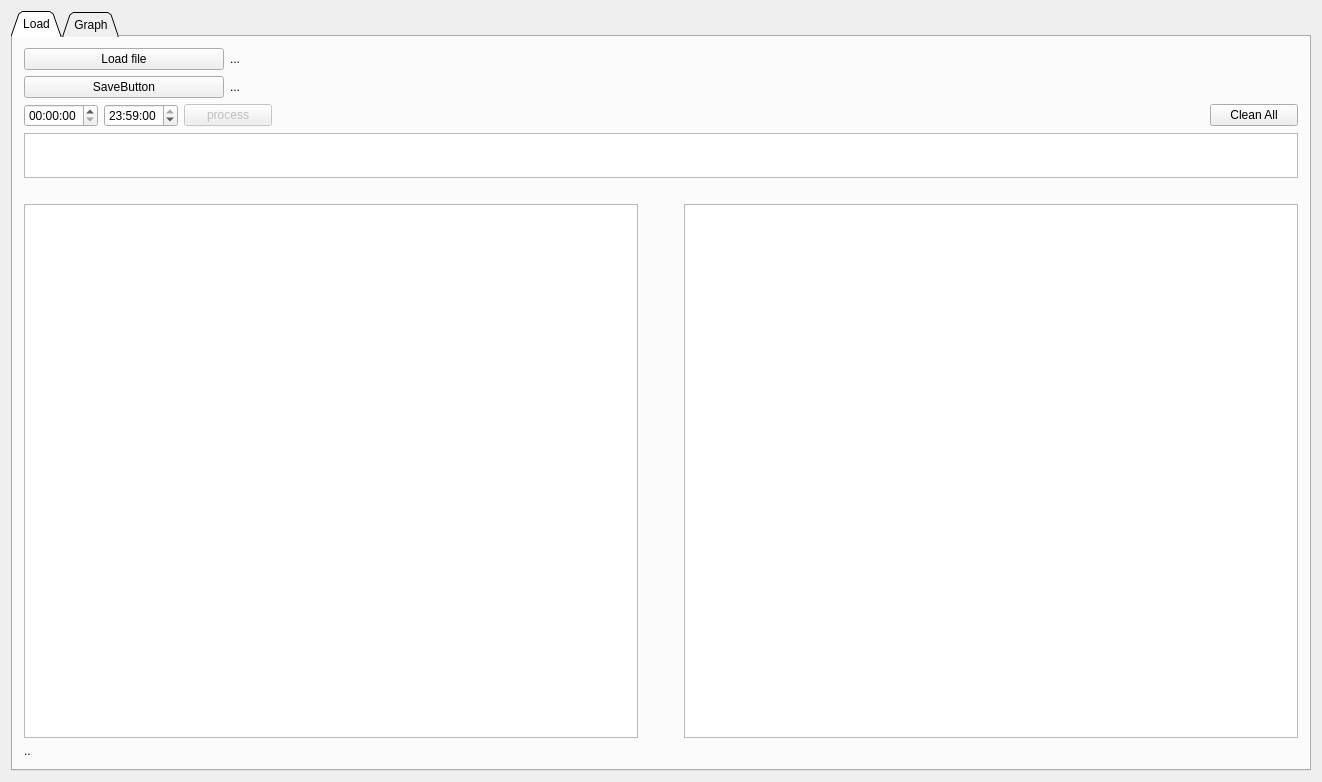
The window that QCustomPlot_Logs/mainwindow.ui (IvanPerletti/BugLot) describes before a commit, drawn with Qt 5.
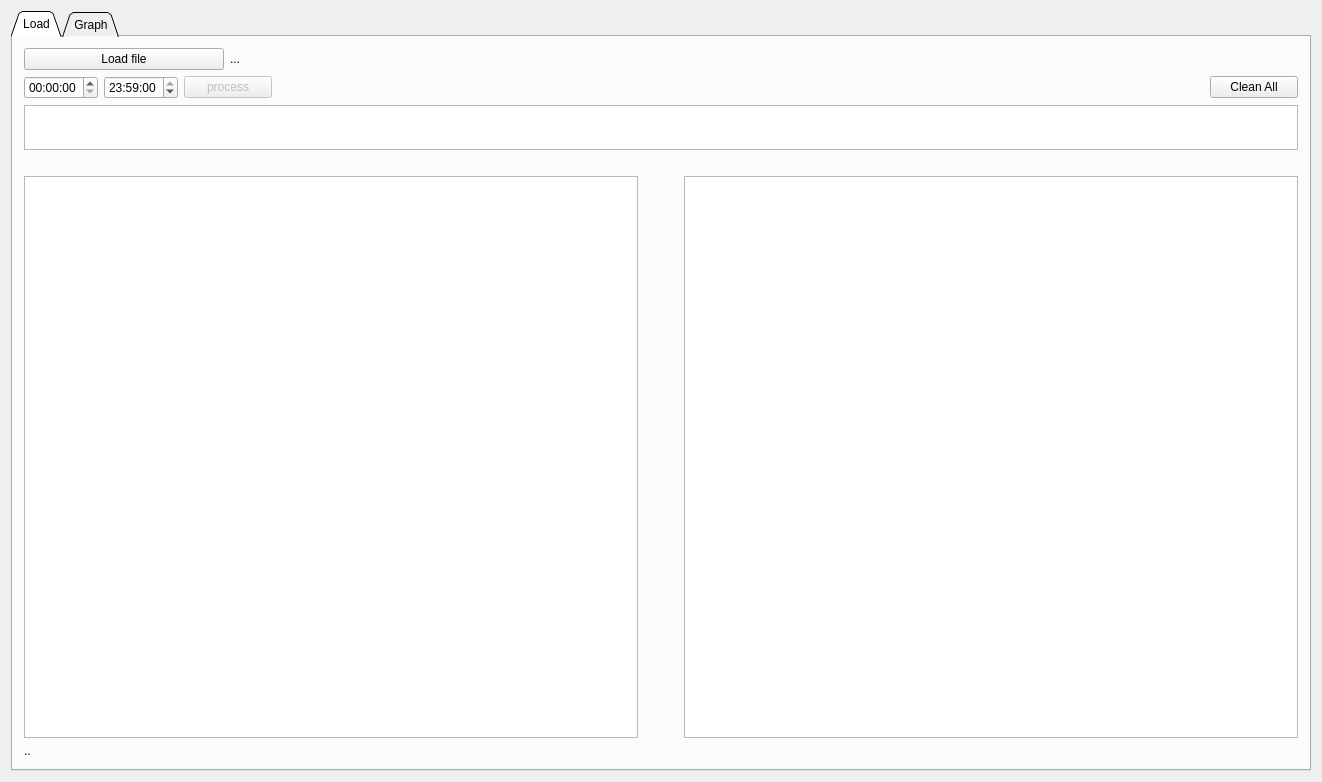
The same window after the commit. The open tabs and pages were chosen to show the change. Icons and pictures are not drawn.

Patch:
```diff
--- a/QCustomPlot_Logs/mainwindow.ui
+++ b/QCustomPlot_Logs/mainwindow.ui
@@ -2185,31 +2185,7 @@
          </layout>
         </item>
         <item>
-         <layout class="QHBoxLayout" name="horizontalLayout_6">
-          <item>
-           <widget class="QPushButton" name="SaveButton">
-            <property name="maximumSize">
-             <size>
-              <width>200</width>
-              <height>16777215</height>
-             </size>
-            </property>
-            <property name="toolTip">
-             <string>&lt;html&gt;&lt;head/&gt;&lt;body&gt;&lt;p&gt;Select file to be used as output-preprocessed file&lt;/p&gt;&lt;/body&gt;&lt;/html&gt;</string>
-            </property>
-            <property name="text">
-             <string>SaveButton</string>
-            </property>
-           </widget>
-          </item>
-          <item>
-           <widget class="QLabel" name="SaveLabel">
-            <property name="text">
-             <string>...</string>
-            </property>
-           </widget>
-          </item>
-         </layout>
+         <layout class="QHBoxLayout" name="horizontalLayout_6"/>
         </item>
         <item>
          <layout class="QHBoxLayout" name="horizontalLayout_11">
@@ -2315,6 +2291,9 @@
             <height>45</height>
            </size>
           </property>
+          <property name="isWrapping" stdset="0">
+           <bool>false</bool>
+          </property>
           <property name="spacing">
            <number>10</number>
           </property>
```
Left out of the diff: 2 changed lines with no effect on the pictures.
